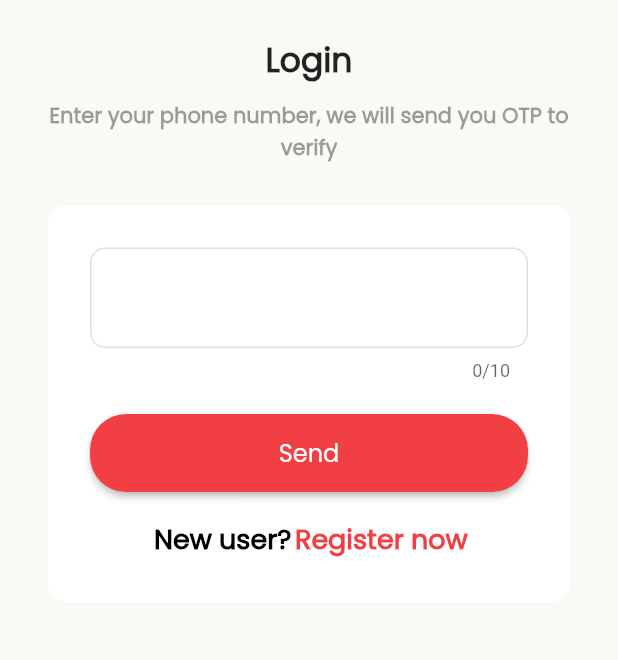
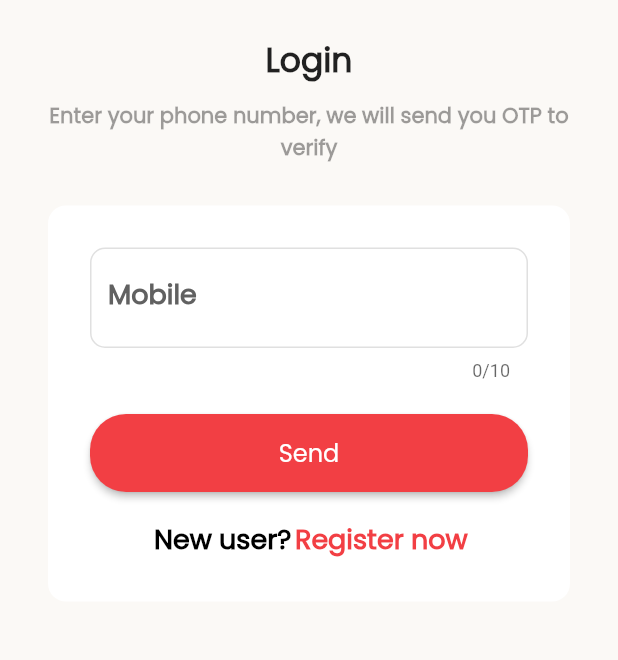
Before and after one commit to soham-dixit/mobile-operator-booking-platform, a Flutter app: the screen it shows after launch, on a phone screen of 412 x 824 dp, the part 363-1023 px from its top. Run offline on Flutter 3.47's test engine with Material 2 defaults, Android fonts, the phone set to English and light mode, and no system bars; our stand-ins replace firebase_core, flutter_otp_text_field; accounts and stored records are empty.

Commit message:
Added Link to Register Page and Label in TextField

```diff
--- a/aapka_aadhaar/lib/authentication/login_page.dart
+++ b/aapka_aadhaar/lib/authentication/login_page.dart
@@ -1,4 +1,5 @@
 import 'package:aapka_aadhaar/authentication/otp.dart';
+import 'package:aapka_aadhaar/authentication/register_page.dart';
 import 'package:flutter/material.dart';
 
 class LoginPage extends StatefulWidget {
@@ -9,6 +10,15 @@ class LoginPage extends StatefulWidget {
 }
 
 class _LoginPageState extends State<LoginPage> {
+
+  void navigateToRegister() {
+    Navigator.pushReplacement(
+      context,
+      MaterialPageRoute(
+        builder: (context) => RegisterPage(),
+      ),
+    );
+  }
   @override
   Widget build(BuildContext context) {
     return Scaffold(
@@ -76,7 +86,12 @@ class _LoginPageState extends State<LoginPage> {
                         fontSize: 18,
                         fontWeight: FontWeight.bold,
                       ),
+                      cursorColor: Colors.black,
                       decoration: InputDecoration(
+                        label: Text('Mobile'),
+                        labelStyle: TextStyle(
+                          color: Colors.grey.shade700,
+                        ),
                         enabledBorder: OutlineInputBorder(
                             borderSide: BorderSide(color: Colors.black12),
                             borderRadius: BorderRadius.circular(10)),
@@ -152,7 +167,9 @@ class _LoginPageState extends State<LoginPage> {
                           ),
                           textAlign: TextAlign.center,
                         ),
-                        Text(
+                        GestureDetector(
+                          onTap: navigateToRegister,
+                          child: Text(
                             'Register now',
                             style: TextStyle(
                               fontFamily: 'Poppins',
@@ -161,6 +178,7 @@ class _LoginPageState extends State<LoginPage> {
                               color: Color(0xFFF23F44),
                             ),
                             textAlign: TextAlign.center,
+                          ),
                         ),
                       ],
                     ),
```
Lines whose indentation alone changed are shown as unchanged.
